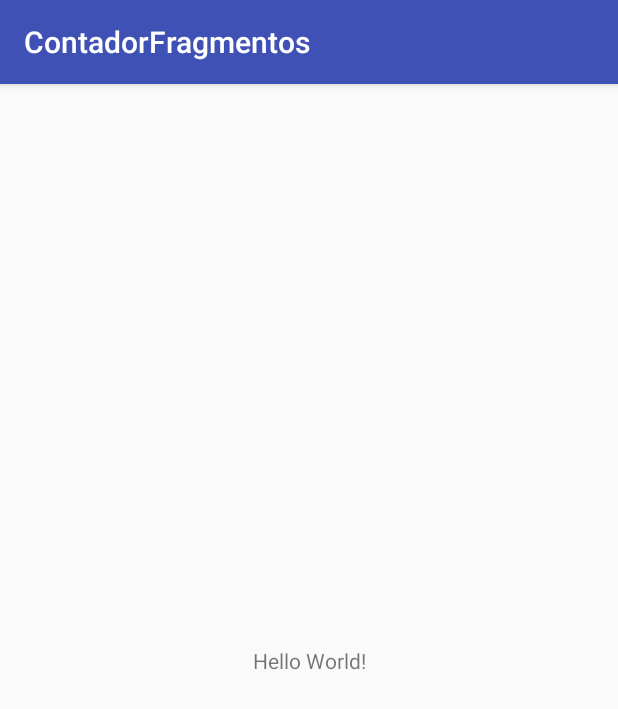
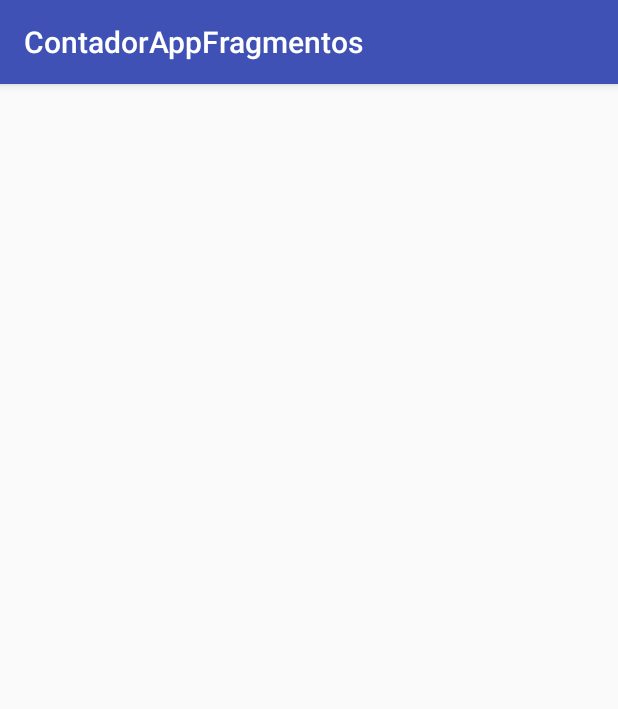
Before and after one commit to Danny-Rosado/ContadorFramentos, an Android app: the screen it shows after launch (MainActivity), on a phone screen of 412 x 824 dp. Shown: the top 709 px of the screen. Run offline under Robolectric (Android 15) with nearby library versions, the phone set to English and light mode, and no system bars.

Commit message:
ContadorFragmento: Elfragmento de interfaz de usuario

```diff
--- a/app/src/main/res/layout/activity_main.xml
+++ b/app/src/main/res/layout/activity_main.xml
@@ -1,18 +1,12 @@
 <?xml version="1.0" encoding="utf-8"?>
-<android.support.constraint.ConstraintLayout xmlns:android="http://schemas.android.com/apk/res/android"
+<FrameLayout
+    xmlns:android="http://schemas.android.com/apk/res/android"
     xmlns:app="http://schemas.android.com/apk/res-auto"
     xmlns:tools="http://schemas.android.com/tools"
     android:layout_width="match_parent"
     android:layout_height="match_parent"
+    android:id="@+id/fragment_container"
     tools:context="com.emilianorosado.android.contadorfragmentos.MainActivity">
 
-    <TextView
-        android:layout_width="wrap_content"
-        android:layout_height="wrap_content"
-        android:text="Hello World!"
-        app:layout_constraintBottom_toBottomOf="parent"
-        app:layout_constraintLeft_toLeftOf="parent"
-        app:layout_constraintRight_toRightOf="parent"
-        app:layout_constraintTop_toTopOf="parent" />
 
-</android.support.constraint.ConstraintLayout>
+</FrameLayout>
--- a/app/src/main/res/values/strings.xml
+++ b/app/src/main/res/values/strings.xml
@@ -1,3 +1,6 @@
 <resources>
-    <string name="app_name">ContadorFragmentos</string>
+    <string name="app_name">ContadorAppFragmentos</string>
+    <string name="etiqueta_conteo">Conteo</string>
+    <string name="boton_con">Contar</string>
+    <string name="boton_lim">Limpiar</string>
 </resources>
```
Also changed, not shown: app/src/main/java/com/emilianorosado/android/contadorfragmentos/ContadorFragment.java (added, +35 -0 lines), app/src/main/res/layout/fragment_contador.xml (added, +41 -0 lines).
